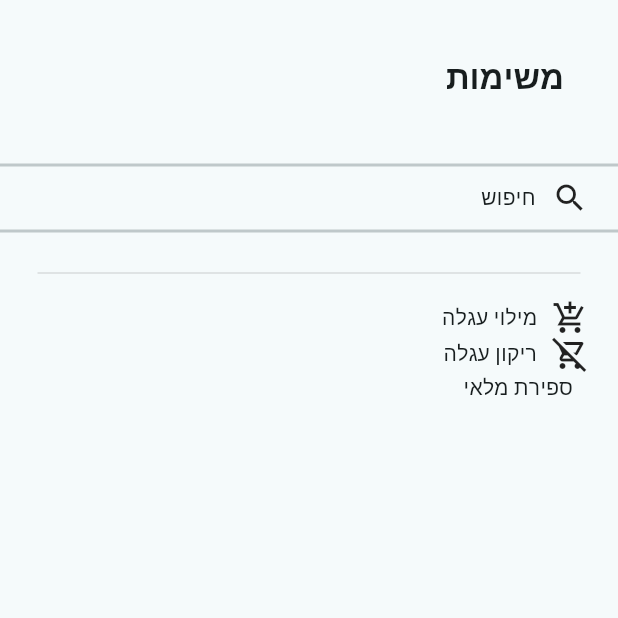
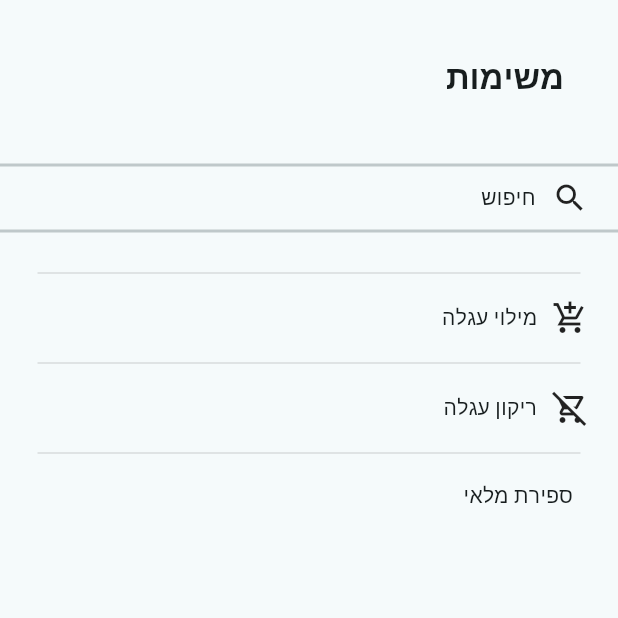
Before and after one commit to KobyMashiach/algoretailkobymashiach, a Flutter app: the screen it shows after launch, on a phone screen of 412 x 824 dp, the top half of it. Run offline on Flutter 3.47's test engine with Material 2 defaults, Android fonts, the phone set to English and light mode, and no system bars; our stand-ins replace fluttertoast.

Commit message:
fixDesign

```diff
--- a/lib/design/design_lines.dart
+++ b/lib/design/design_lines.dart
@@ -11,6 +11,31 @@ class DesignLines {
   }
 
   appButtons(Function() onpress, Icon? icon, String label) {
+    if (label == "מילוי עגלה") {
+      return InkWell(
+        onTap: onpress,
+        child: Row(
+          children: [
+            const SizedBox(width: 20),
+            icon ?? const SizedBox(),
+            const SizedBox(width: 10),
+            Text(label),
+          ],
+        ),
+      );
+    } else if (label == "ריקון עגלה") {
+      return InkWell(
+        onTap: onpress,
+        child: Row(
+          children: [
+            const SizedBox(width: 20),
+            icon ?? const SizedBox(),
+            const SizedBox(width: 10),
+            Text(label),
+          ],
+        ),
+      );
+    } else {
       return InkWell(
         onTap: onpress,
         child: Row(
@@ -24,3 +49,4 @@ class DesignLines {
       );
     }
   }
+}
--- a/lib/screens/home_screen.dart
+++ b/lib/screens/home_screen.dart
@@ -57,19 +57,34 @@ class _HomeScreenState extends State<HomeScreen> {
               thickness: 2,
             ),
             // -----------------search-----------------
-            appDesign.appDivider(),
             Expanded(
                 child: ListView.builder(
                     itemCount: _tasks.length,
                     itemBuilder: (context, index) {
                       switch (_tasks[index]["task_name"]) {
                         case "מילוי עגלה":
-                          return showTasks.cartFilling(appDesign);
+                          return Column(
+                            children: [
+                              appDesign.appDivider(),
+                              showTasks.cartFilling(appDesign)
+                            ],
+                          );
                         case "פיזור עגלה":
-                          return showTasks.cartDistribution(appDesign);
+                          return Column(
+                            children: [
+                              appDesign.appDivider(),
+                              showTasks.cartDistribution(appDesign)
+                            ],
+                          );
                         case "ספירת מלאי":
-                          return showTasks.inventoryCount(appDesign);
+                          return Column(
+                            children: [
+                              appDesign.appDivider(),
+                              showTasks.inventoryCount(appDesign)
+                            ],
+                          );
                       }
+                      return null;
                     }))
           ],
         ),
```
Lines whose indentation alone changed are shown as unchanged.
